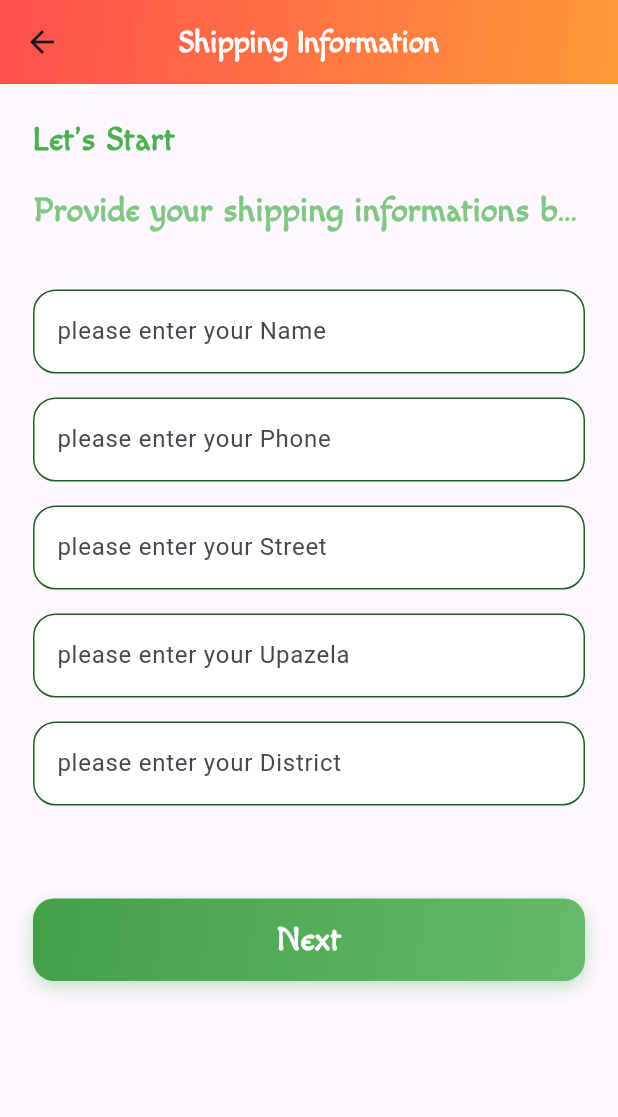
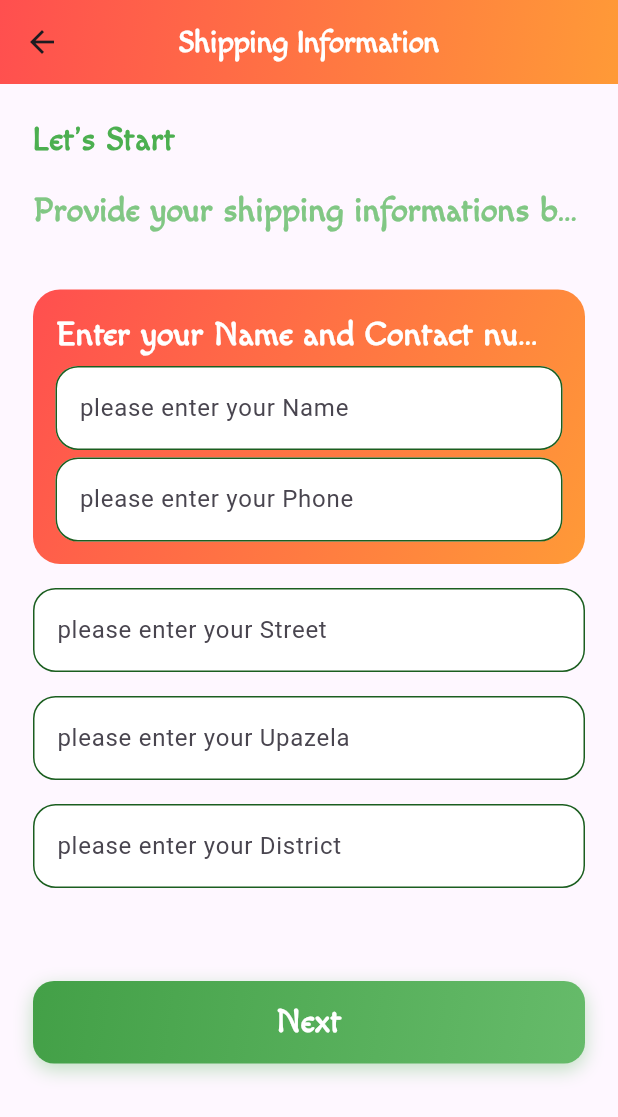
Before and after one commit to RontuMohonto/API_in_e_commerce, a Flutter app: the ShippingScreen screen opened directly, on a phone screen of 412 x 824 dp. Shown: the top 1117 px of the screen. Run offline on Flutter 3.47's test engine with Material 3 defaults, Android fonts, the phone set to English and light mode, and no system bars; our stand-ins replace carousel_slider, flutter_easyloading, flutter_secure_storage; accounts and stored records are empty; network calls fail.

Commit message:
container

```diff
--- a/lib/screen/Shipping_info/UI.dart
+++ b/lib/screen/Shipping_info/UI.dart
@@ -91,7 +91,24 @@ class _LoginState extends State<ShippingScreen> {
                   ),
                   SizedBox(height: 5),
 
-                  //name
+                  Container(
+                    decoration: BoxDecoration(
+                      gradient: LinearGradient(
+                        colors: [Color(0xFFFF4F4F), Color(0xFFFF9A37)],
+                        begin: AlignmentGeometry.topLeft,
+                        end: Alignment.bottomRight,
+                      ),
+                      borderRadius: BorderRadius.circular(18),
+                    ),
+                    child: Padding(
+                      padding: const EdgeInsets.all(15.0),
+                      child: Column(
+                        spacing: 5,
+                        children: [
+                          CustomText(
+                            text: "Enter your Name and Contact number",
+                            color: Colors.white,
+                          ),
                           NameFormField(
                             nameC: nameC,
                             validator: (v) {
@@ -112,6 +129,10 @@ class _LoginState extends State<ShippingScreen> {
                               return null;
                             },
                             title: 'Phone',
+                          ),
+                        ],
+                      ),
+                    ),
                   ),
 
                   NameFormField(
```
Lines whose indentation alone changed are shown as unchanged.
